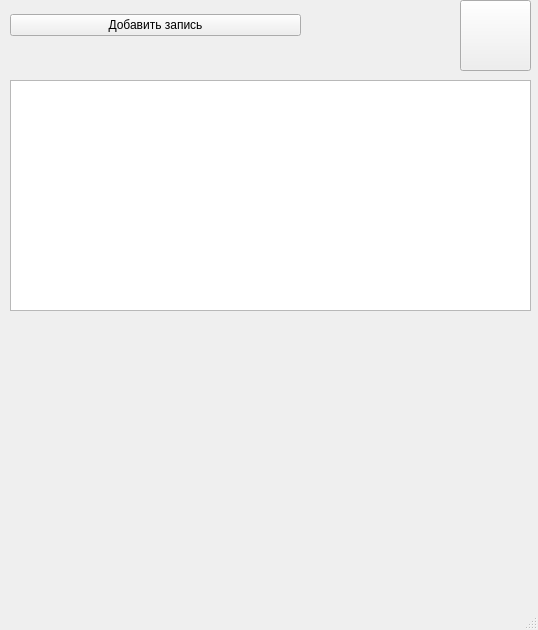
Above: design.ui from NickBogat/appNote before the change. Below: the same form after it.
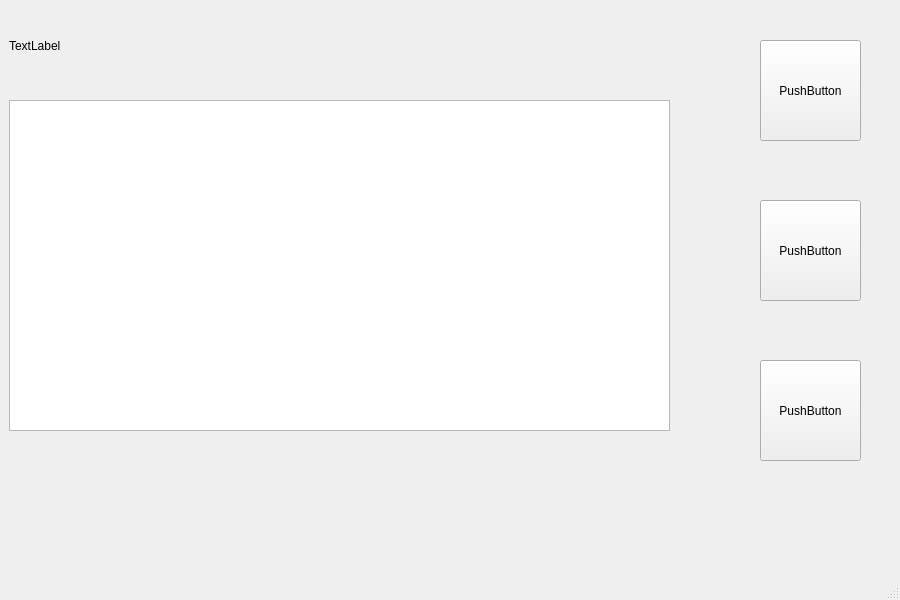
That is the form after the change.

```diff
--- a/design.ui
+++ b/design.ui
@@ -6,53 +6,76 @@
    <rect>
     <x>0</x>
     <y>0</y>
-    <width>538</width>
-    <height>630</height>
+    <width>900</width>
+    <height>600</height>
    </rect>
   </property>
   <property name="windowTitle">
    <string>MainWindow</string>
   </property>
+  <property name="tabShape">
+   <enum>QTabWidget::Rounded</enum>
+  </property>
   <widget class="QWidget" name="centralwidget">
-   <widget class="QWidget" name="gridLayoutWidget">
+   <widget class="QLabel" name="label">
     <property name="geometry">
      <rect>
-      <x>10</x>
-      <y>10</y>
-      <width>291</width>
-      <height>31</height>
-     </rect>
-    </property>
-    <layout class="QGridLayout" name="gridLayout">
-     <item row="0" column="0">
-      <widget class="QPushButton" name="add_post_button">
-       <property name="text">
-        <string>Добавить запись</string>
-       </property>
-      </widget>
-     </item>
-    </layout>
-   </widget>
-   <widget class="QPushButton" name="show_post_button">
-    <property name="geometry">
-     <rect>
-      <x>460</x>
+      <x>9</x>
       <y>0</y>
-      <width>71</width>
-      <height>71</height>
+      <width>661</width>
+      <height>91</height>
      </rect>
     </property>
     <property name="text">
-     <string/>
+     <string>TextLabel</string>
     </property>
    </widget>
-   <widget class="QTextEdit" name="post_field">
+   <widget class="QPushButton" name="pushButton">
     <property name="geometry">
      <rect>
-      <x>10</x>
-      <y>80</y>
-      <width>521</width>
-      <height>231</height>
+      <x>760</x>
+      <y>40</y>
+      <width>101</width>
+      <height>101</height>
+     </rect>
+    </property>
+    <property name="text">
+     <string>PushButton</string>
+    </property>
+   </widget>
+   <widget class="QPushButton" name="pushButton_2">
+    <property name="geometry">
+     <rect>
+      <x>760</x>
+      <y>200</y>
+      <width>101</width>
+      <height>101</height>
+     </rect>
+    </property>
+    <property name="text">
+     <string>PushButton</string>
+    </property>
+   </widget>
+   <widget class="QPushButton" name="pushButton_3">
+    <property name="geometry">
+     <rect>
+      <x>760</x>
+      <y>360</y>
+      <width>101</width>
+      <height>101</height>
+     </rect>
+    </property>
+    <property name="text">
+     <string>PushButton</string>
+    </property>
+   </widget>
+   <widget class="QTableWidget" name="tableWidget">
+    <property name="geometry">
+     <rect>
+      <x>9</x>
+      <y>100</y>
+      <width>661</width>
+      <height>331</height>
      </rect>
     </property>
    </widget>
```
Left out of the diff: 2 changed lines with no effect on the pictures.
